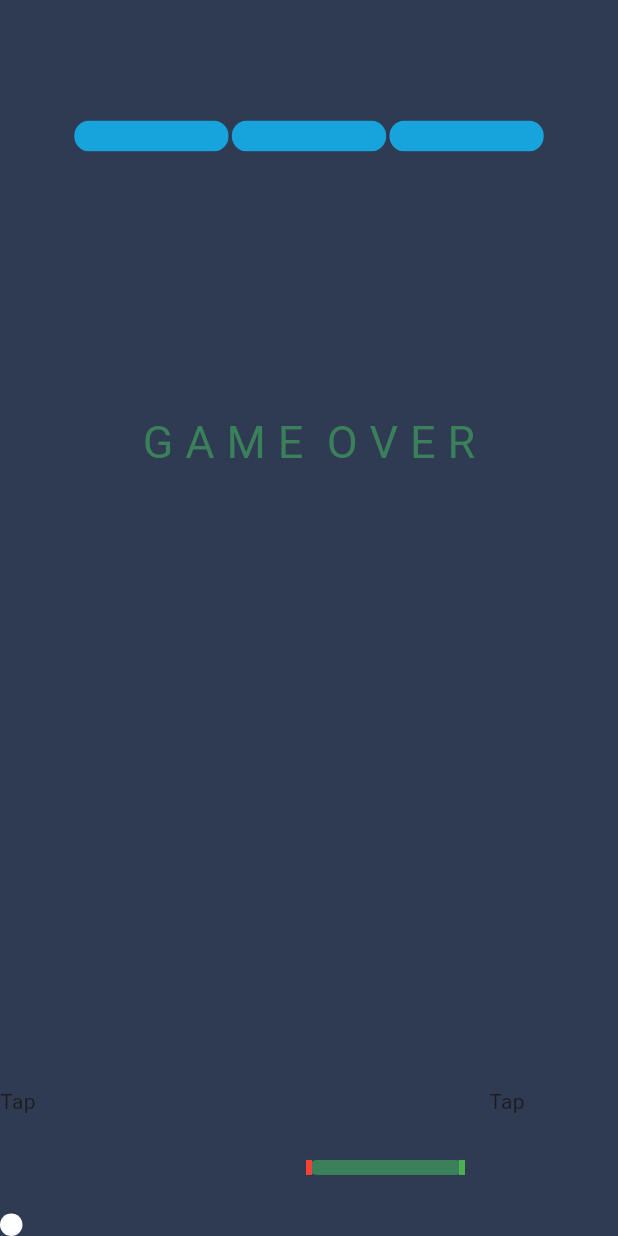
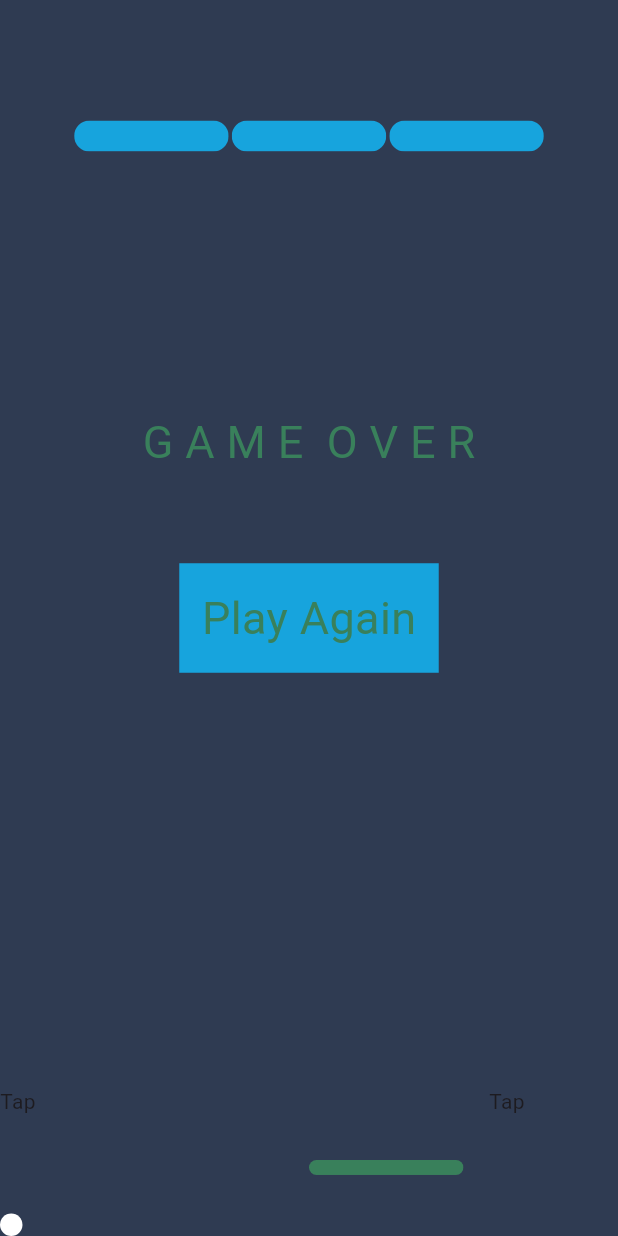
Before and after one commit to hngx-org/team-rainbow_troops-breakout-revival, a Flutter app: the screen it shows after launch, after a tap on "Play", on a phone screen of 412 x 824 dp. Run offline on Flutter 3.47's test engine with Material 2 defaults, Android fonts, the phone set to English and light mode, and no system bars; our stand-ins replace google_fonts.

Commit message:
Just Added the play again Functionality

```diff
--- a/lib/features/game/views/game_view.dart
+++ b/lib/features/game/views/game_view.dart
@@ -150,6 +150,21 @@ class _GameMainPageState extends State<GameMainPage> {
     }
   }
 
+  /// Play Again
+  void playAgain() {
+    playerX = -0.2;
+    ballX = 0;
+    ballY = 0;
+    isGameOver = false;
+    isGameStarted = false;
+    bricks = [
+      //[x,y,broken=true/false]
+      [firstBrickX + 0 * (brickWidth + brickGap), firstBrickY, false],
+      [firstBrickX + 1 * (brickWidth + brickGap), firstBrickY, false],
+      [firstBrickX + 2 * (brickWidth + brickGap), firstBrickY, false]
+    ];
+  }
+
   @override
   Widget build(BuildContext context) {
     final height = MediaQuery.sizeOf(context).height;
@@ -167,7 +182,7 @@ class _GameMainPageState extends State<GameMainPage> {
                 isGameStarted: isGameStarted),
 
             ///Game over
-            GameOver(isGameOver: isGameOver),
+            GameOver(isGameOver: isGameOver, onTap: playAgain),
 
             ///bricks
             Brick(
@@ -197,24 +212,6 @@ class _GameMainPageState extends State<GameMainPage> {
 
             ///player
             Player(playerX: playerX, playerWidth: playerWidth),
-
-            Container(
-              alignment: Alignment(playerX, 0.9),
-              child: Container(
-                color: Colors.red,
-                width: 4,
-                height: 10,
-              ),
-            ),
-
-            Container(
-              alignment: Alignment(playerX + playerWidth, 0.9),
-              child: Container(
-                color: Colors.green,
-                width: 4,
-                height: 10,
-              ),
-            ),
 
             Positioned(
                 left: 0,
--- a/lib/features/game/widgets/game_over.dart
+++ b/lib/features/game/widgets/game_over.dart
@@ -3,14 +3,17 @@ import 'package:flutter/material.dart';
 import 'package:google_fonts/google_fonts.dart';
 
 class GameOver extends StatelessWidget {
-  const GameOver({super.key, required this.isGameOver});
+  const GameOver({super.key, required this.isGameOver, required this.onTap});
 
   final bool isGameOver;
+  final VoidCallback onTap;
 
   @override
   Widget build(BuildContext context) {
     return isGameOver
-        ? Container(
+        ? Stack(
+            children: [
+              Container(
                 alignment: const Alignment(0, -0.3),
                 child: Text(
                   'G A M E  O V E R',
@@ -20,6 +23,28 @@ class GameOver extends StatelessWidget {
                     fontSize: 30,
                   ),
                 ),
+              ),
+              Container(
+                  alignment: const Alignment(0, 0),
+                  child: GestureDetector(
+                    onTap: onTap,
+                    child: ClipRRect(
+                      borderRadius: const BorderRadius.all(Radius.circular(15)),
+                      child: Ink(
+                        padding: const EdgeInsets.all(15),
+                        decoration: const BoxDecoration(
+                            color: AppColors.brickColorPrimary),
+                        child: Text(
+                          'Play Again',
+                          style: GoogleFonts.russoOne(
+                              fontSize: 30,
+                              fontWeight: FontWeight.w400,
+                              color: AppColors.greenColor),
+                        ),
+                      ),
+                    ),
+                  ))
+            ],
           )
         : Container();
   }
```
Lines whose indentation alone changed are shown as unchanged.
